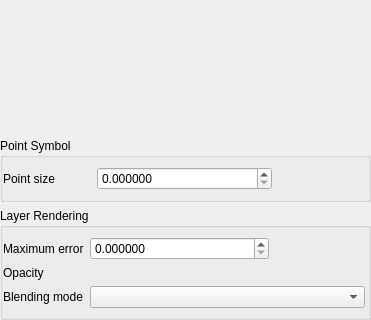
First picture: the form in src/ui/pointcloud/qgspointcloudrendererpropsdialogbase.ui, repository qgis/QGIS, before the edit; both pictures show x 0 to 371 and y 181 to 501 of the 371 by 501 pixel window.
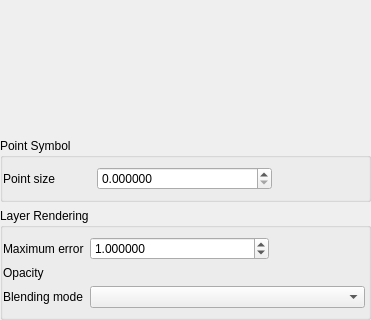
Second picture: the form after the edit. Custom widgets are drawn as their Qt base class.

Commit message:
Lower the default maximum error for 2d point cloud rendering
The previous default resulted in far too sparse point cloud rendering by default

What changed in the file:
```diff
--- a/src/ui/pointcloud/qgspointcloudrendererpropsdialogbase.ui
+++ b/src/ui/pointcloud/qgspointcloudrendererpropsdialogbase.ui
@@ -181,6 +181,9 @@
               <property name="maximum">
                <double>99999999999.000000000000000</double>
               </property>
+              <property name="value">
+               <double>1.000000000000000</double>
+              </property>
              </widget>
             </item>
             <item row="0" column="0">
```
The commit also changes 2 other files.
